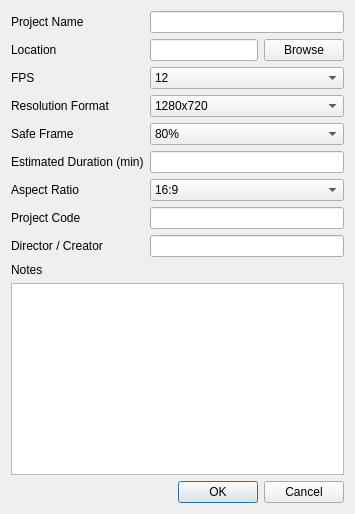
First picture: the form in NewProjectDialog.ui, repository GameFusion/B-Line, before the edit.
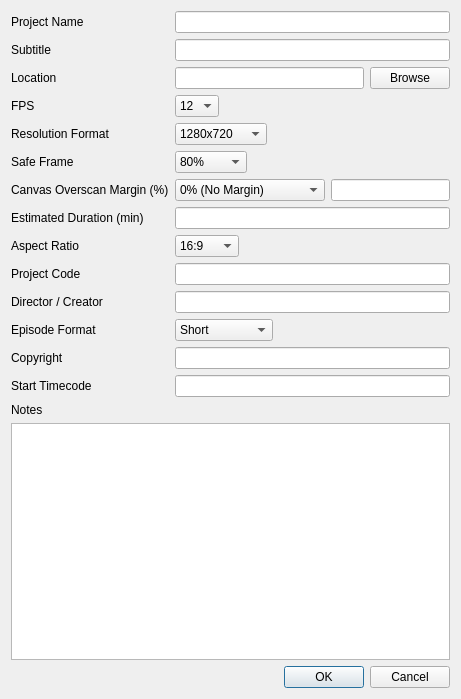
Second picture: the form after the edit.

Commit message: Refactored project management and added Edit Project functionality:

The edit to the form file:
```diff
--- a/NewProjectDialog.ui
+++ b/NewProjectDialog.ui
@@ -2,6 +2,14 @@
 <ui version="4.0">
  <class>NewProjectDialog</class>
  <widget class="QDialog" name="NewProjectDialog">
+  <property name="geometry">
+   <rect>
+    <x>0</x>
+    <y>0</y>
+    <width>461</width>
+    <height>699</height>
+   </rect>
+  </property>
   <property name="windowTitle">
    <string>Create New Project</string>
   </property>
@@ -23,13 +31,23 @@
      </item>
 
      <item row="1" column="0">
+      <widget class="QLabel" name="label">
+       <property name="text">
+        <string>Subtitle</string>
+       </property>
+      </widget>
+     </item>
+     <item row="1" column="1">
+      <widget class="QLineEdit" name="subtitleEdit"/>
+     </item>
+     <item row="2" column="0">
       <widget class="QLabel" name="labelLocation">
        <property name="text">
         <string>Location</string>
        </property>
       </widget>
      </item>
-     <item row="1" column="1">
+     <item row="2" column="1">
       <layout class="QHBoxLayout" name="locationLayout">
        <item>
         <widget class="QLineEdit" name="locationEdit"/>
@@ -43,103 +61,334 @@
        </item>
       </layout>
      </item>
-
-     <item row="2" column="0">
+     <item row="3" column="0">
       <widget class="QLabel" name="labelFPS">
        <property name="text">
         <string>FPS</string>
        </property>
       </widget>
      </item>
-     <item row="2" column="1">
-      <widget class="QComboBox" name="fpsComboBox">
-       <item><property name="text"><string>12</string></property></item>
-       <item><property name="text"><string>24</string></property></item>
-       <item><property name="text"><string>25</string></property></item>
-       <item><property name="text"><string>30</string></property></item>
-       <item><property name="text"><string>60</string></property></item>
-      </widget>
-     </item>
-
-     <item row="3" column="0">
-      <widget class="QLabel" name="labelResolution">
-       <property name="text">
-        <string>Resolution Format</string>
-       </property>
-      </widget>
-     </item>
      <item row="3" column="1">
-      <widget class="QComboBox" name="resolutionComboBox">
-       <item><property name="text"><string>1280x720</string></property></item>
-       <item><property name="text"><string>1920x1080</string></property></item>
-       <item><property name="text"><string>3840x2160</string></property></item>
-      </widget>
+      <layout class="QHBoxLayout" name="horizontalLayout_6">
+       <item>
+        <widget class="QComboBox" name="fpsComboBox">
+         <item>
+          <property name="text">
+           <string>12</string>
+          </property>
+         </item>
+         <item>
+          <property name="text">
+           <string>24</string>
+          </property>
+         </item>
+         <item>
+          <property name="text">
+           <string>25</string>
+          </property>
+         </item>
+         <item>
+          <property name="text">
+           <string>30</string>
+          </property>
+         </item>
+         <item>
+          <property name="text">
+           <string>60</string>
+          </property>
+         </item>
+        </widget>
+       </item>
+       <item>
+        <spacer name="horizontalSpacer_5">
+         <property name="orientation">
+          <enum>Qt::Orientation::Horizontal</enum>
+         </property>
+         <property name="sizeHint" stdset="0">
+          <size>
+           <width>40</width>
+           <height>20</height>
+          </size>
+         </property>
+        </spacer>
+       </item>
+      </layout>
      </item>
-
      <item row="4" column="0">
-      <widget class="QLabel" name="labelSafeFrame">
+      <widget class="QLabel" name="labelResolution">
        <property name="text">
-        <string>Safe Frame</string>
+        <string>Resolution Format</string>
        </property>
       </widget>
      </item>
      <item row="4" column="1">
-      <widget class="QComboBox" name="safeFrameComboBox">
-       <item><property name="text"><string>80%</string></property></item>
-       <item><property name="text"><string>90%</string></property></item>
-       <item><property name="text"><string>93%</string></property></item>
-       <item><property name="text"><string>Custom</string></property></item>
-      </widget>
+      <layout class="QHBoxLayout" name="horizontalLayout_5">
+       <item>
+        <widget class="QComboBox" name="resolutionComboBox">
+         <item>
+          <property name="text">
+           <string>1280x720</string>
+          </property>
+         </item>
+         <item>
+          <property name="text">
+           <string>1920x1080</string>
+          </property>
+         </item>
+         <item>
+          <property name="text">
+           <string>3840x2160</string>
+          </property>
+         </item>
+        </widget>
+       </item>
+       <item>
+        <spacer name="horizontalSpacer_4">
+         <property name="orientation">
+          <enum>Qt::Orientation::Horizontal</enum>
+         </property>
+         <property name="sizeHint" stdset="0">
+          <size>
+           <width>40</width>
+           <height>20</height>
+          </size>
+         </property>
+        </spacer>
+       </item>
+      </layout>
      </item>
-
      <item row="5" column="0">
+      <widget class="QLabel" name="labelSafeFrame">
+       <property name="text">
+        <string>Safe Frame</string>
+       </property>
+      </widget>
+     </item>
+     <item row="5" column="1">
+      <layout class="QHBoxLayout" name="horizontalLayout_4">
+       <item>
+        <widget class="QComboBox" name="safeFrameComboBox">
+         <item>
+          <property name="text">
+           <string>80%</string>
+          </property>
+         </item>
+         <item>
+          <property name="text">
+           <string>90%</string>
+          </property>
+         </item>
+         <item>
+          <property name="text">
+           <string>93%</string>
+          </property>
+         </item>
+         <item>
+          <property name="text">
+           <string>Custom</string>
+          </property>
+         </item>
+        </widget>
+       </item>
+       <item>
+        <spacer name="horizontalSpacer_3">
+         <property name="orientation">
+          <enum>Qt::Orientation::Horizontal</enum>
+         </property>
+         <property name="sizeHint" stdset="0">
+          <size>
+           <width>40</width>
+           <height>20</height>
+          </size>
+         </property>
+        </spacer>
+       </item>
+      </layout>
+     </item>
+     <item row="6" column="0">
+      <widget class="QLabel" name="labelCanvasMargin">
+       <property name="text">
+        <string>Canvas Overscan Margin (%)</string>
+       </property>
+      </widget>
+     </item>
+     <item row="6" column="1">
+      <layout class="QHBoxLayout" name="horizontalLayout">
+       <item>
+        <widget class="QComboBox" name="canvasMarginComboBox">
+         <item>
+          <property name="text">
+           <string>0% (No Margin)</string>
+          </property>
+         </item>
+         <item>
+          <property name="text">
+           <string>10%</string>
+          </property>
+         </item>
+         <item>
+          <property name="text">
+           <string>20% (Recommended)</string>
+          </property>
+         </item>
+         <item>
+          <property name="text">
+           <string>30%</string>
+          </property>
+         </item>
+         <item>
+          <property name="text">
+           <string>50%</string>
+          </property>
+         </item>
+         <item>
+          <property name="text">
+           <string>Custom</string>
+          </property>
+         </item>
+        </widget>
+       </item>
+       <item>
+        <widget class="QLineEdit" name="canvasMarginCustomEdit"/>
+       </item>
+      </layout>
+     </item>
+     <item row="7" column="0">
       <widget class="QLabel" name="labelEstimatedDuration">
        <property name="text">
         <string>Estimated Duration (min)</string>
        </property>
       </widget>
      </item>
-     <item row="5" column="1">
+     <item row="7" column="1">
       <widget class="QLineEdit" name="estimatedDurationEdit"/>
      </item>
-
-     <item row="6" column="0">
+     <item row="8" column="0">
       <widget class="QLabel" name="labelAspectRatio">
        <property name="text">
         <string>Aspect Ratio</string>
        </property>
       </widget>
      </item>
-     <item row="6" column="1">
-      <widget class="QComboBox" name="aspectRatioComboBox">
-       <item><property name="text"><string>16:9</string></property></item>
-       <item><property name="text"><string>2.35:1</string></property></item>
-       <item><property name="text"><string>4:3</string></property></item>
-      </widget>
+     <item row="8" column="1">
+      <layout class="QHBoxLayout" name="horizontalLayout_3">
+       <item>
+        <widget class="QComboBox" name="aspectRatioComboBox">
+         <item>
+          <property name="text">
+           <string>16:9</string>
+          </property>
+         </item>
+         <item>
+          <property name="text">
+           <string>2.35:1</string>
+          </property>
+         </item>
+         <item>
+          <property name="text">
+           <string>4:3</string>
+          </property>
+         </item>
+        </widget>
+       </item>
+       <item>
+        <spacer name="horizontalSpacer">
+         <property name="orientation">
+          <enum>Qt::Orientation::Horizontal</enum>
+         </property>
+         <property name="sizeHint" stdset="0">
+          <size>
+           <width>40</width>
+           <height>20</height>
+          </size>
+         </property>
+        </spacer>
+       </item>
+      </layout>
      </item>
-
-     <item row="7" column="0">
+     <item row="9" column="0">
       <widget class="QLabel" name="labelProjectCode">
        <property name="text">
         <string>Project Code</string>
        </property>
       </widget>
      </item>
-     <item row="7" column="1">
+     <item row="9" column="1">
       <widget class="QLineEdit" name="projectCodeEdit"/>
      </item>
-
-     <item row="8" column="0">
+     <item row="10" column="0">
       <widget class="QLabel" name="labelDirector">
        <property name="text">
         <string>Director / Creator</string>
        </property>
       </widget>
      </item>
-     <item row="8" column="1">
+     <item row="10" column="1">
       <widget class="QLineEdit" name="directorEdit"/>
      </item>
-
+     <item row="11" column="0">
+      <widget class="QLabel" name="label_2">
+       <property name="text">
+        <string>Episode Format</string>
+       </property>
+      </widget>
+     </item>
+     <item row="11" column="1">
+      <layout class="QHBoxLayout" name="horizontalLayout_2">
+       <item>
+        <widget class="QComboBox" name="episodeFormatComboBox">
+         <item>
+          <property name="text">
+           <string>Short</string>
+          </property>
+         </item>
+         <item>
+          <property name="text">
+           <string>TV Series</string>
+          </property>
+         </item>
+         <item>
+          <property name="text">
+           <string>Feature Film</string>
+          </property>
+         </item>
+        </widget>
+       </item>
+       <item>
+        <spacer name="horizontalSpacer_2">
+         <property name="orientation">
+          <enum>Qt::Orientation::Horizontal</enum>
+         </property>
+         <property name="sizeHint" stdset="0">
+          <size>
+           <width>40</width>
+           <height>20</height>
+          </size>
+         </property>
+        </spacer>
+       </item>
+      </layout>
+     </item>
+     <item row="12" column="0">
+      <widget class="QLabel" name="label_3">
+       <property name="text">
+        <string>Copyright</string>
+       </property>
+      </widget>
+     </item>
+     <item row="12" column="1">
+      <widget class="QLineEdit" name="copyrightEdit"/>
+     </item>
+     <item row="13" column="0">
+      <widget class="QLabel" name="label_4">
+       <property name="text">
+        <string>Start Timecode</string>
+       </property>
+      </widget>
+     </item>
+     <item row="13" column="1">
+      <widget class="QLineEdit" name="startTCEdit"/>
+     </item>
     </layout>
    </item>
 
```
Left out of the diff: 15 changed lines with no effect on the pictures. The commit also changes 11 other files.
